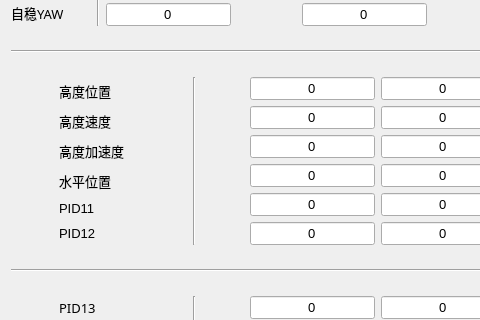
Before: the Qt Designer form setparameter.ui in wowdarkgo/Course-Design-GroundStation-for-STM32F401CCU6-, drawn with Qt 5; both pictures show x 0 to 480 and y 200 to 520 of the 1091 by 757 pixel window.
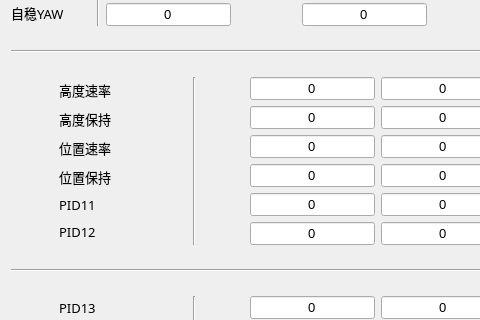
After: the same form once the commit is applied. Icons and pictures are not drawn.

Commit message: 更新校验和

Patch:
```diff
--- a/setparameter.ui
+++ b/setparameter.ui
@@ -929,11 +929,12 @@
              </property>
              <property name="font">
               <font>
+               <family>阿里巴巴普惠体 Medium</family>
                <pointsize>10</pointsize>
               </font>
              </property>
              <property name="text">
-              <string>高度位置</string>
+              <string>高度速率</string>
              </property>
             </widget>
            </item>
@@ -953,11 +954,12 @@
              </property>
              <property name="font">
               <font>
+               <family>阿里巴巴普惠体 Medium</family>
                <pointsize>10</pointsize>
               </font>
              </property>
              <property name="text">
-              <string>高度速度</string>
+              <string>高度保持</string>
              </property>
             </widget>
            </item>
@@ -977,11 +979,12 @@
              </property>
              <property name="font">
               <font>
+               <family>阿里巴巴普惠体 Medium</family>
                <pointsize>10</pointsize>
               </font>
              </property>
              <property name="text">
-              <string>高度加速度 </string>
+              <string>位置速率</string>
              </property>
             </widget>
            </item>
@@ -1001,11 +1004,12 @@
              </property>
              <property name="font">
               <font>
+               <family>阿里巴巴普惠体 Medium</family>
                <pointsize>10</pointsize>
               </font>
              </property>
              <property name="text">
-              <string>水平位置</string>
+              <string>位置保持</string>
              </property>
             </widget>
            </item>
@@ -1025,6 +1029,7 @@
              </property>
              <property name="font">
               <font>
+               <family>阿里巴巴普惠体 Medium</family>
                <pointsize>10</pointsize>
               </font>
              </property>
@@ -1049,6 +1054,7 @@
              </property>
              <property name="font">
               <font>
+               <family>阿里巴巴普惠体 Medium</family>
                <pointsize>10</pointsize>
               </font>
              </property>
```
The commit also changes 1 other file.
